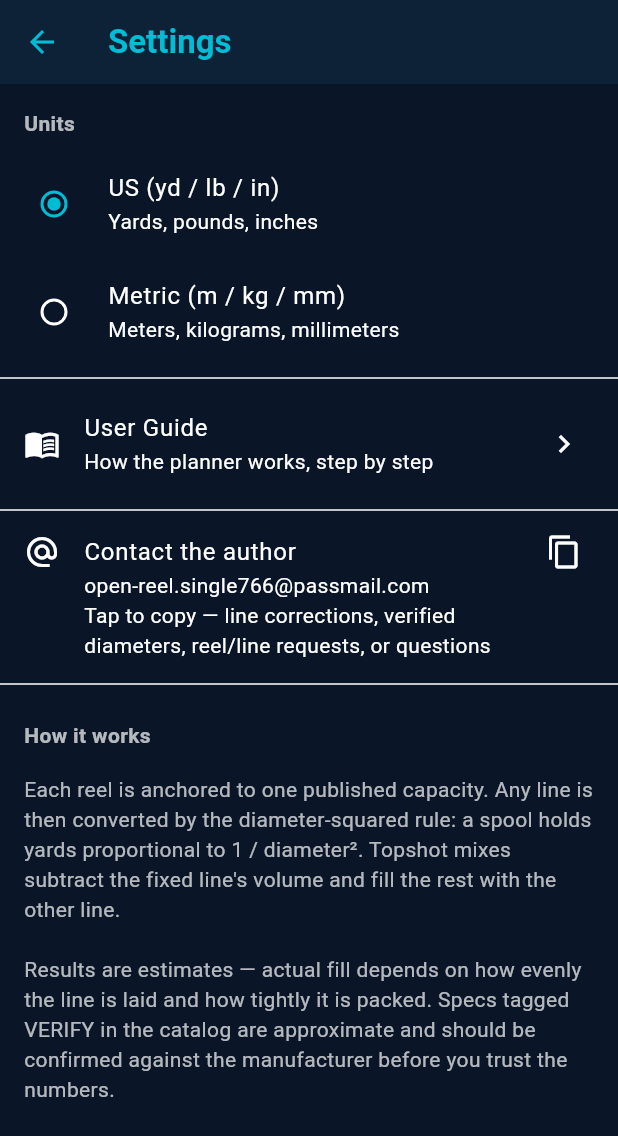
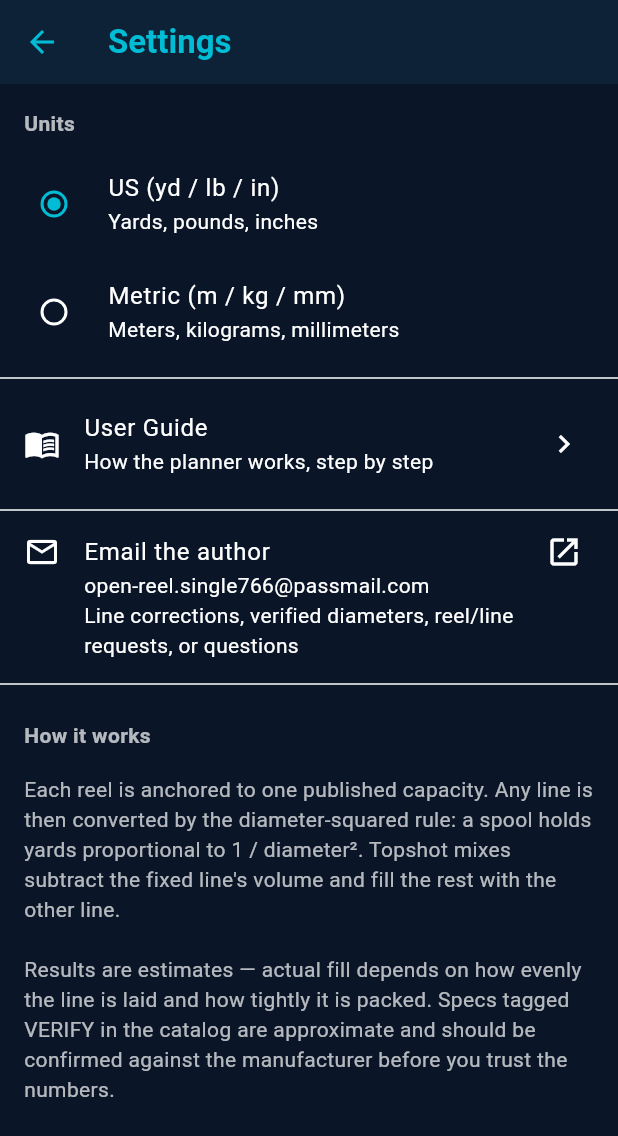
Before and after one commit to SilasMarner/open-spool, a Flutter app: the screen it shows after launch, after a tap on the "settings" icon, on a phone screen of 412 x 824 dp. Shown: the top 1136 px of the screen. Run offline on Flutter 3.47's test engine with Material 3 defaults, Android fonts, the phone set to English and light mode, and no system bars; our stand-ins replace share_plus, shared_preferences, sqflite; accounts and stored records are empty.

Commit message:
Contact: open email client via mailto instead of copying address
Match OpenTides: the Settings tile is now 'Email the author' and opens
the user's email app (url_launcher mailto, subject 'OpenSpool feedback')
rather than copying to the clipboard. Adds url_launcher ^6.3.0 and a
SENDTO/mailto <queries> intent to the manifest. User Guide wording
updated to match.

```diff
--- a/lib/ui/screens/manual_screen.dart
+++ b/lib/ui/screens/manual_screen.dart
@@ -207,8 +207,8 @@ class ManualScreen extends StatelessWidget {
         '• Especially helpful: confirmed line diameters for entries tagged '
             'VERIFY — the author is collecting these from the manufacturers.',
         '• Questions about the math or a result are welcome too.',
-        'Settings has a “Contact the author” tile that copies the address for '
-            'you.',
+        'Settings has an “Email the author” button that opens your email app '
+            'with the address filled in.',
       ],
     ),
   ];
--- a/lib/ui/screens/settings_screen.dart
+++ b/lib/ui/screens/settings_screen.dart
@@ -1,5 +1,5 @@
 import 'package:flutter/material.dart';
-import 'package:flutter/services.dart';
+import 'package:url_launcher/url_launcher.dart';
 
 import '../../app_state.dart';
 import '../../services/unit_converter.dart';
@@ -50,23 +50,23 @@ class SettingsScreen extends StatelessWidget {
           ),
           const Divider(),
           ListTile(
-            leading: const Icon(Icons.alternate_email),
-            title: const Text('Contact the author'),
+            leading: const Icon(Icons.email_outlined),
+            title: const Text('Email the author'),
             subtitle: const Text(
               'open-reel.single766@passmail.com\n'
-              'Tap to copy — line corrections, verified diameters, '
-              'reel/line requests, or questions',
+              'Line corrections, verified diameters, reel/line requests, '
+              'or questions',
             ),
             isThreeLine: true,
-            trailing: const Icon(Icons.copy),
-            onTap: () {
-              Clipboard.setData(
-                const ClipboardData(text: 'open-reel.single766@passmail.com'),
-              );
-              ScaffoldMessenger.of(context).showSnackBar(
-                const SnackBar(content: Text('Email address copied')),
-              );
-            },
+            trailing: const Icon(Icons.open_in_new),
+            onTap: () => launchUrl(
+              Uri(
+                scheme: 'mailto',
+                path: 'open-reel.single766@passmail.com',
+                query: 'subject=OpenSpool feedback',
+              ),
+              mode: LaunchMode.externalApplication,
+            ),
           ),
           const Divider(),
           const Padding(
--- a/pubspec.yaml
+++ b/pubspec.yaml
@@ -17,6 +17,7 @@ dependencies:
   path_provider: ^2.1.0
   shared_preferences: ^2.2.0
   share_plus: ^10.0.0
+  url_launcher: ^6.3.0
 
 dev_dependencies:
   flutter_test:
```
Also changed, not shown: pubspec.lock, 1 other file.
